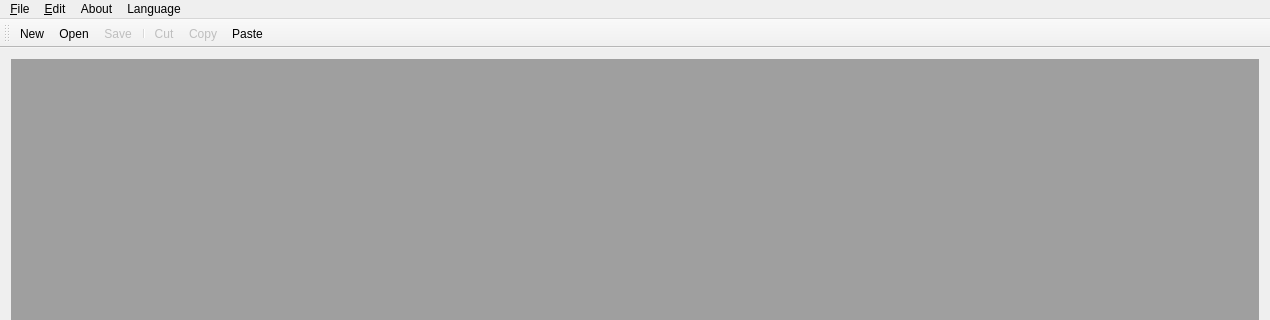
Above: mainwindow.ui from sddwbbs/cw-sub before the change; both pictures show x 0 to 1270 and y 0 to 320 of the 1270 by 669 pixel window. Below: the same form after it.
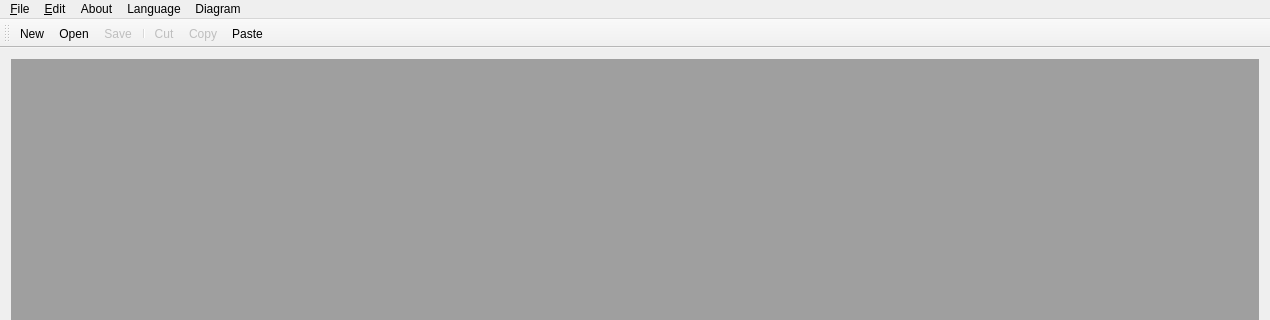
That is the form after the change. Icons and pictures are not drawn.

```diff
--- a/mainwindow.ui
+++ b/mainwindow.ui
@@ -74,10 +74,16 @@
      <string>Language</string>
     </property>
    </widget>
+   <widget class="QMenu" name="menuDiagram">
+    <property name="title">
+     <string>Diagram</string>
+    </property>
+   </widget>
    <addaction name="menuFile"/>
    <addaction name="menuEdit"/>
    <addaction name="menuAbout"/>
    <addaction name="menuLanguage"/>
+   <addaction name="menuDiagram"/>
   </widget>
   <widget class="QToolBar" name="mainToolBar">
    <attribute name="toolBarArea">
```
